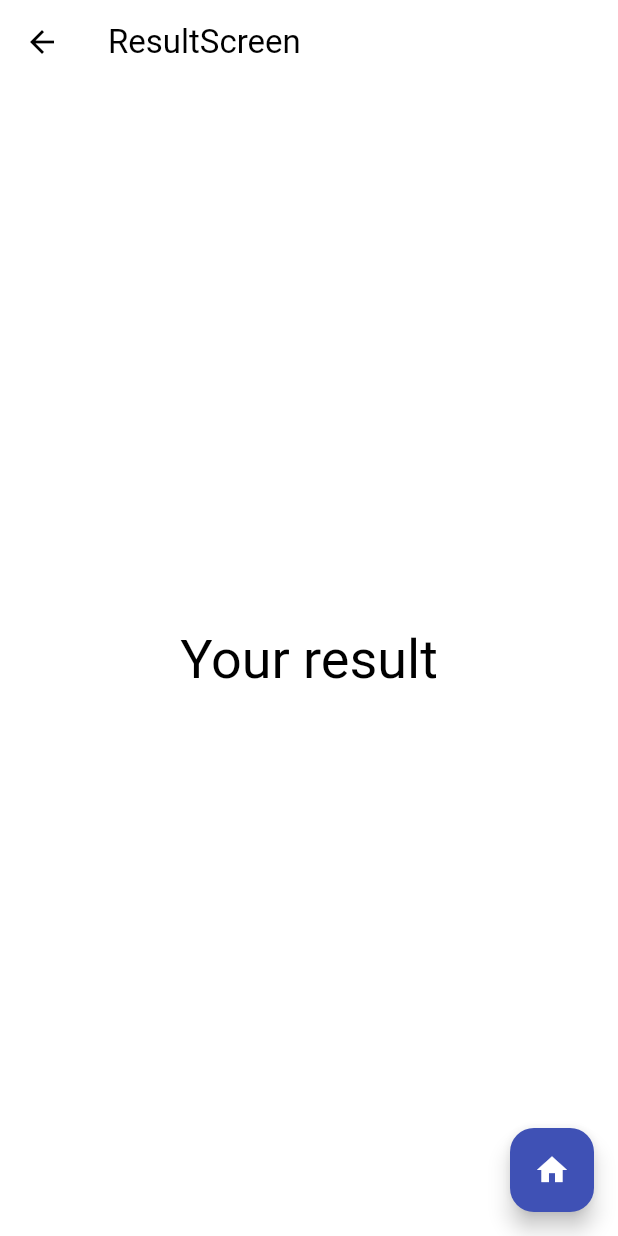
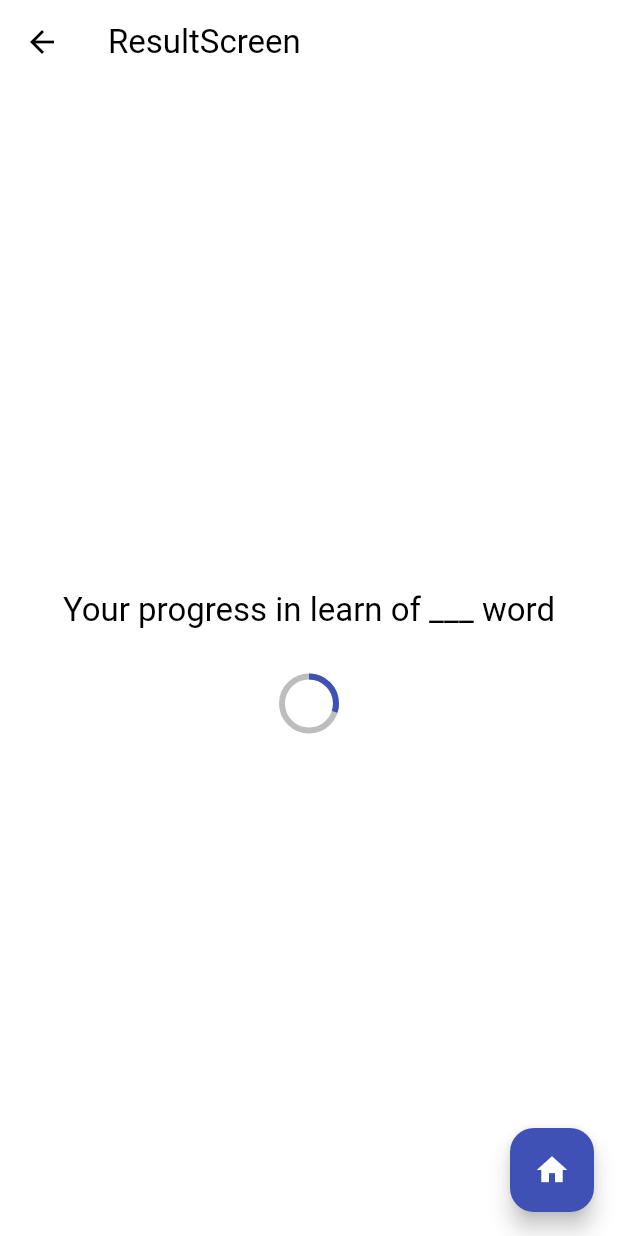
Before and after one commit to DatskoDavid/english_app, a Flutter app: the ResultScreen screen opened directly, on a phone screen of 412 x 824 dp. Run offline on Flutter 3.47's test engine with Material 2 defaults, Android fonts, the phone set to English and light mode, and no system bars; our stand-ins replace hive, hive_flutter; accounts and stored records are empty.

Commit message:
fix UI in training mode

```diff
--- a/lib/presentation/screens/training_mode_screens/result_screen.dart
+++ b/lib/presentation/screens/training_mode_screens/result_screen.dart
@@ -12,9 +12,21 @@ class ResultScreen extends StatelessWidget {
         title: const Text('ResultScreen'),
       ),
       body: Center(
-        child: Text(
-          'Your result',
-          style: Theme.of(context).textTheme.headline3,
+        child: Column(
+          mainAxisAlignment: MainAxisAlignment.center,
+          children: [
+            Text(
+              'Your progress in learn of ___ word',
+              style: Theme.of(context).textTheme.headline6,
+            ),
+            const SizedBox(
+              height: 30,
+            ),
+            CircularProgressIndicator(
+              value: 0.3,
+              backgroundColor: Colors.grey[400],
+            ),
+          ],
         ),
       ),
       floatingActionButton: FloatingActionButton(
```
Also changed, not shown: lib/presentation/screens/training_mode_screens/quiz_screen.dart (+78 -25 lines), lib/presentation/screens/word_info_screen.dart (+17 -9 lines).
